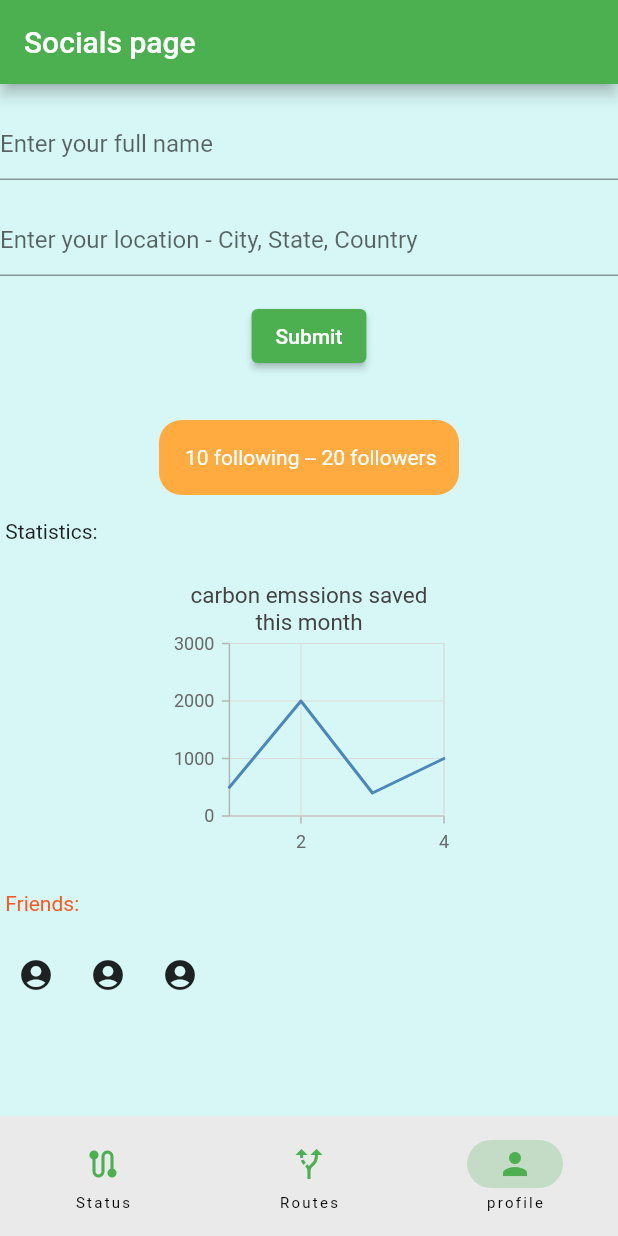
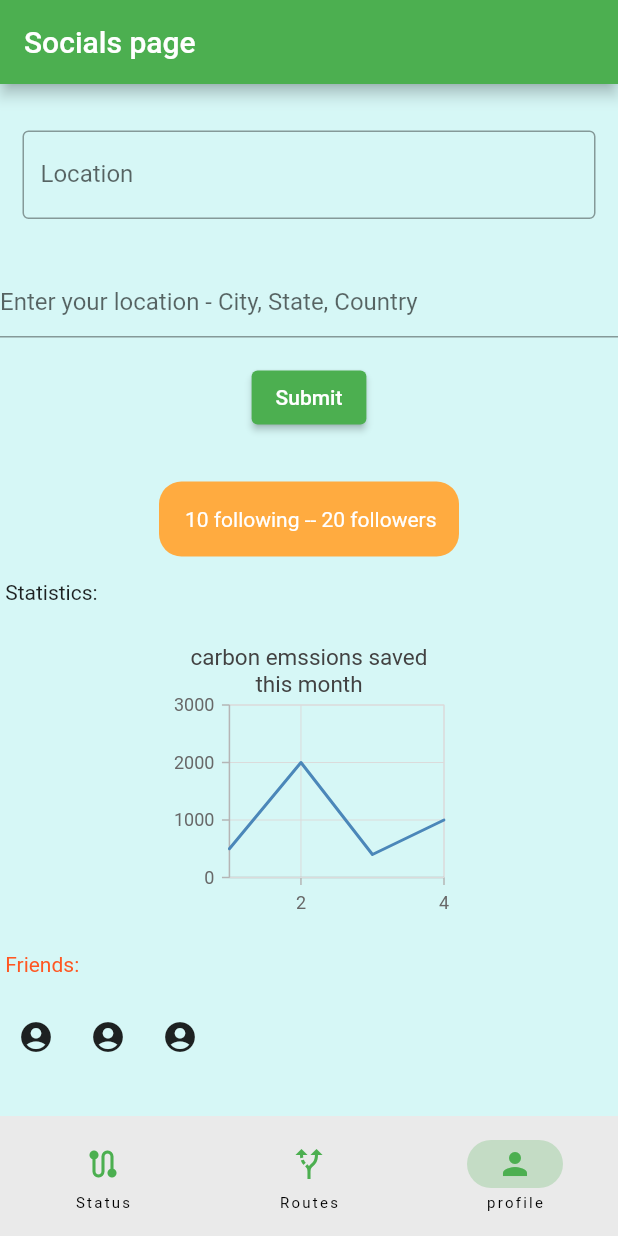
Before and after one commit to Arjdroid/greenifytransit, a Flutter app: the screen it shows after launch, item 3 of the bottom bar chosen, on a phone screen of 412 x 824 dp. Run offline on Flutter 3.47's test engine with Material 2 defaults, Android fonts, the phone set to English and light mode, and no system bars; our stand-ins replace syncfusion_flutter_charts.

Commit message:
Padding user data forms

```diff
--- a/lib/social_page.dart
+++ b/lib/social_page.dart
@@ -37,22 +37,16 @@ class _SocialsPageState extends State<SocialsPage> {
             children: const [Text(' ')],
           ), //Empty row
 
-          TextFormField(
-            decoration: const InputDecoration(
-              hintText: 'Enter your full name',
+          const Padding(
+            padding: EdgeInsets.all(15),
+            child: TextField(
+              obscureText: true,
+              decoration: InputDecoration(
+                border: OutlineInputBorder(),
+                labelText: 'Location',
+                hintText: 'Enter your location - City, State, Country',
+              ),
             ),
-            validator: (String? value) {
-              if (value == null || value.isEmpty) {
-                return 'Please enter some text';
-              }
-              return null;
-            },
-            controller: firstNameController,
-            keyboardType: TextInputType.name,
-            onSaved: (value) {
-              firstNameController.text = value!;
-            },
-            textInputAction: TextInputAction.done,
           ),
 
           Row(
```
